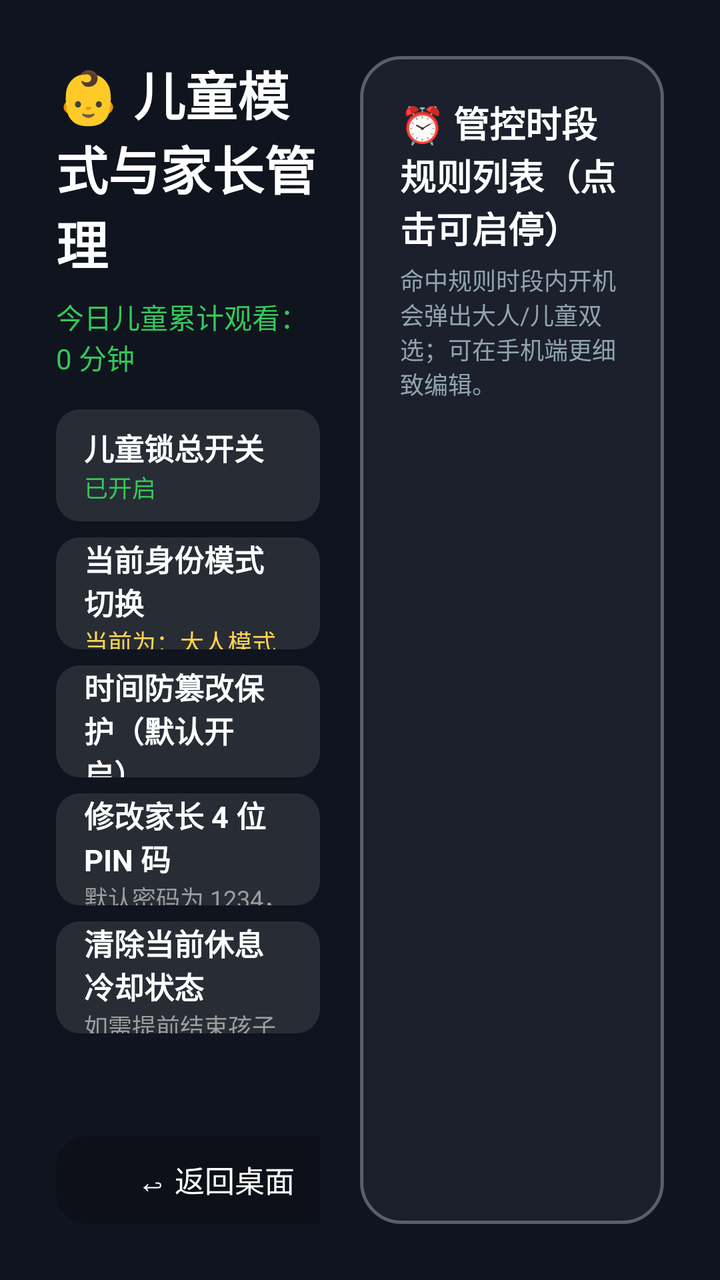
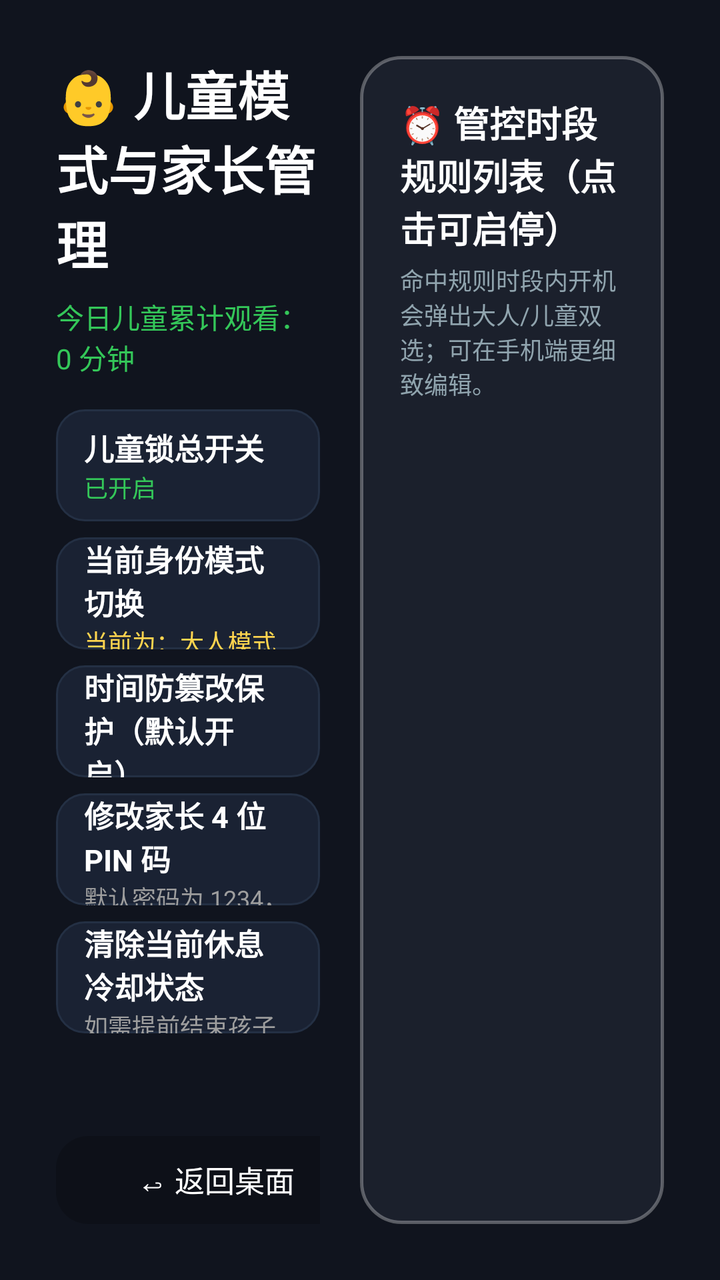

An Android layout rendered at two revisions. The XML below is the earlier revision; the diff shows what the commit changed to produce the second picture.
<!-- AndroidManifest.xml: activity theme android:Theme.NoTitleBar.Fullscreen -->
<!-- res/layout/activity_child_lock_settings.xml -->
<?xml version="1.0" encoding="utf-8"?>
<LinearLayout xmlns:android="http://schemas.android.com/apk/res/android"
    android:layout_width="match_parent"
    android:layout_height="match_parent"
    android:background="#FF10141E"
    android:orientation="horizontal"
    android:padding="28dp">

    
    <LinearLayout
        android:layout_width="0dp"
        android:layout_height="match_parent"
        android:layout_weight="1"
        android:orientation="vertical"
        android:paddingEnd="20dp">

        <TextView
            android:layout_width="wrap_content"
            android:layout_height="wrap_content"
            android:text="👶 儿童模式与家长管理"
            android:textColor="#FFFFFFFF"
            android:textSize="26sp"
            android:textStyle="bold" />

        <TextView
            android:id="@+id/tv_today_watched"
            android:layout_width="wrap_content"
            android:layout_height="wrap_content"
            android:layout_marginTop="8dp"
            android:text="今日儿童累计观看：0 分钟"
            android:textColor="#34C759"
            android:textSize="14sp" />

        <ScrollView
            android:layout_width="match_parent"
            android:layout_height="0dp"
            android:layout_marginTop="16dp"
            android:layout_weight="1"
            android:scrollbars="none">

            <LinearLayout
                android:layout_width="match_parent"
                android:layout_height="wrap_content"
                android:orientation="vertical">

                
                <LinearLayout
                    android:id="@+id/row_master_switch"
                    android:layout_width="match_parent"
                    android:layout_height="56dp"
                    android:background="@drawable/btn_menu_item"
                    android:focusable="true"
                    android:gravity="center_vertical"
                    android:orientation="vertical"
                    android:paddingStart="14dp"
                    android:paddingEnd="14dp"
                    android:layout_marginBottom="8dp">

                    <TextView
                        android:layout_width="wrap_content"
                        android:layout_height="wrap_content"
                        android:text="儿童锁总开关"
                        android:textColor="#FFFFFFFF"
                        android:textSize="15sp"
                        android:textStyle="bold" />

                    <TextView
                        android:id="@+id/tv_master_switch_status"
                        android:layout_width="wrap_content"
                        android:layout_height="wrap_content"
                        android:text="已开启"
                        android:textColor="#34C759"
                        android:textSize="12sp" />
                </LinearLayout>

                
                <LinearLayout
                    android:id="@+id/row_switch_mode"
                    android:layout_width="match_parent"
                    android:layout_height="56dp"
                    android:background="@drawable/btn_menu_item"
                    android:focusable="true"
                    android:gravity="center_vertical"
                    android:orientation="vertical"
                    android:paddingStart="14dp"
                    android:paddingEnd="14dp"
                    android:layout_marginBottom="8dp">

                    <TextView
                        android:layout_width="wrap_content"
                        android:layout_height="wrap_content"
                        android:text="当前身份模式切换"
                        android:textColor="#FFFFFFFF"
                        android:textSize="15sp"
                        android:textStyle="bold" />

                    <TextView
                        android:id="@+id/tv_current_mode_status"
                        android:layout_width="wrap_content"
                        android:layout_height="wrap_content"
                        android:text="当前为：大人模式"
                        android:textColor="#FFD54F"
                        android:textSize="12sp" />
                </LinearLayout>

                
                <LinearLayout
                    android:id="@+id/row_anti_tamper"
                    android:layout_width="match_parent"
                    android:layout_height="56dp"
                    android:background="@drawable/btn_menu_item"
                    android:focusable="true"
                    android:gravity="center_vertical"
                    android:orientation="vertical"
                    android:paddingStart="14dp"
                    android:paddingEnd="14dp"
                    android:layout_marginBottom="8dp">

                    <TextView
                        android:layout_width="wrap_content"
                        android:layout_height="wrap_content"
                        android:text="时间防篡改保护（默认开启）"
                        android:textColor="#FFFFFFFF"
                        android:textSize="15sp"
                        android:textStyle="bold" />

                    <TextView
                        android:id="@+id/tv_anti_tamper_status"
                        android:layout_width="wrap_content"
                        android:layout_height="wrap_content"
                        android:text="已开启（检测时间被回拨强制锁屏）"
                        android:textColor="#34C759"
                        android:textSize="12sp" />
                </LinearLayout>

                
                <LinearLayout
                    android:id="@+id/row_change_password"
                    android:layout_width="match_parent"
                    android:layout_height="56dp"
                    android:background="@drawable/btn_menu_item"
                    android:focusable="true"
                    android:gravity="center_vertical"
                    android:orientation="vertical"
                    android:paddingStart="14dp"
                    android:paddingEnd="14dp"
                    android:layout_marginBottom="8dp">

                    <TextView
                        android:layout_width="wrap_content"
                        android:layout_height="wrap_content"
                        android:text="修改家长 4 位 PIN 码"
                        android:textColor="#FFFFFFFF"
                        android:textSize="15sp"
                        android:textStyle="bold" />

                    <TextView
                        android:layout_width="wrap_content"
                        android:layout_height="wrap_content"
                        android:text="默认密码为 1234，点击修改"
                        android:textColor="#9E9E9E"
                        android:textSize="12sp" />
                </LinearLayout>

                
                <LinearLayout
                    android:id="@+id/row_reset_cooldown"
                    android:layout_width="match_parent"
                    android:layout_height="56dp"
                    android:background="@drawable/btn_menu_item"
                    android:focusable="true"
                    android:gravity="center_vertical"
                    android:orientation="vertical"
                    android:paddingStart="14dp"
                    android:paddingEnd="14dp"
                    android:layout_marginBottom="8dp">

                    <TextView
                        android:layout_width="wrap_content"
                        android:layout_height="wrap_content"
                        android:text="清除当前休息冷却状态"
                        android:textColor="#FFFFFFFF"
                        android:textSize="15sp"
                        android:textStyle="bold" />

                    <TextView
                        android:layout_width="wrap_content"
                        android:layout_height="wrap_content"
                        android:text="如需提前结束孩子休息时间可点此"
                        android:textColor="#9E9E9E"
                        android:textSize="12sp" />
                </LinearLayout>

            </LinearLayout>
        </ScrollView>

        <Button
            android:id="@+id/btn_close_settings"
            android:layout_width="160dp"
            android:layout_height="44dp"
            android:layout_marginTop="8dp"
            android:background="@drawable/emotn_card_bg"
            android:text="↩ 返回桌面"
            android:textColor="#FFFFFFFF"
            android:textSize="15sp"
            android:focusable="true" />
    </LinearLayout>

    
    <LinearLayout
        android:layout_width="0dp"
        android:layout_height="match_parent"
        android:layout_weight="1"
        android:orientation="vertical"
        android:background="@drawable/bg_menu_bubble"
        android:padding="20dp">

        <TextView
            android:layout_width="wrap_content"
            android:layout_height="wrap_content"
            android:text="⏰ 管控时段规则列表（点击可启停）"
            android:textColor="#FFFFFFFF"
            android:textSize="18sp"
            android:textStyle="bold" />

        <TextView
            android:layout_width="wrap_content"
            android:layout_height="wrap_content"
            android:layout_marginTop="4dp"
            android:text="命中规则时段内开机会弹出大人/儿童双选；可在手机端更细致编辑。"
            android:textColor="#90A4AE"
            android:textSize="12sp" />

        <ScrollView
            android:layout_width="match_parent"
            android:layout_height="0dp"
            android:layout_marginTop="14dp"
            android:layout_weight="1">

            <LinearLayout
                android:id="@+id/layout_rules_container"
                android:layout_width="match_parent"
                android:layout_height="wrap_content"
                android:orientation="vertical" />
        </ScrollView>
    </LinearLayout>

</LinearLayout>
<!-- resources referenced by this layout -->
<resources>
  <!-- drawable bg_menu_bubble (drawable) -->
  <?xml version="1.0" encoding="utf-8"?>
  <shape xmlns:android="http://schemas.android.com/apk/res/android"
      android:shape="rectangle">
      <solid android:color="#E61C222E" />
      <corners android:radius="20dp" />
      <stroke android:width="1.5dp" android:color="#4DFFFFFF" />
  </shape>
  <!-- drawable btn_menu_item (drawable) -->
  <?xml version="1.0" encoding="utf-8"?>
  <selector xmlns:android="http://schemas.android.com/apk/res/android">
      <item android:state_focused="true">
          <shape android:shape="rectangle">
              <solid android:color="#FFFFFFFF" />
              <corners android:radius="12dp" />
          </shape>
      </item>
      <item>
          <shape android:shape="rectangle">
              <solid android:color="#1AFFFFFF" />
              <corners android:radius="12dp" />
          </shape>
      </item>
  </selector>
  <!-- drawable emotn_card_bg (drawable) -->
  <?xml version="1.0" encoding="utf-8"?>
  <selector xmlns:android="http://schemas.android.com/apk/res/android">
      <item android:state_focused="true">
          <shape android:shape="rectangle">
              <solid android:color="#FFFFFFFF" />
              <corners android:radius="16dp" />
              <stroke android:width="3dp" android:color="#FFFFFFFF" />
          </shape>
      </item>
      <item>
          <shape android:shape="rectangle">
              <solid android:color="#33000000" />
              <corners android:radius="16dp" />
          </shape>
      </item>
  </selector>
</resources>

<!-- the commit's change to res/layout/activity_child_lock_settings.xml (unified diff, before → after) -->
@@ -48,7 +48,7 @@
                     android:id="@+id/row_master_switch"
                     android:layout_width="match_parent"
                     android:layout_height="56dp"
-                    android:background="@drawable/btn_menu_item"
+                    android:background="@drawable/settings_row_bg"
                     android:focusable="true"
                     android:gravity="center_vertical"
                     android:orientation="vertical"
@@ -78,7 +78,7 @@
                     android:id="@+id/row_switch_mode"
                     android:layout_width="match_parent"
                     android:layout_height="56dp"
-                    android:background="@drawable/btn_menu_item"
+                    android:background="@drawable/settings_row_bg"
                     android:focusable="true"
                     android:gravity="center_vertical"
                     android:orientation="vertical"
@@ -108,7 +108,7 @@
                     android:id="@+id/row_anti_tamper"
                     android:layout_width="match_parent"
                     android:layout_height="56dp"
-                    android:background="@drawable/btn_menu_item"
+                    android:background="@drawable/settings_row_bg"
                     android:focusable="true"
                     android:gravity="center_vertical"
                     android:orientation="vertical"
@@ -138,7 +138,7 @@
                     android:id="@+id/row_change_password"
                     android:layout_width="match_parent"
                     android:layout_height="56dp"
-                    android:background="@drawable/btn_menu_item"
+                    android:background="@drawable/settings_row_bg"
                     android:focusable="true"
                     android:gravity="center_vertical"
                     android:orientation="vertical"
@@ -167,7 +167,7 @@
                     android:id="@+id/row_reset_cooldown"
                     android:layout_width="match_parent"
                     android:layout_height="56dp"
-                    android:background="@drawable/btn_menu_item"
+                    android:background="@drawable/settings_row_bg"
                     android:focusable="true"
                     android:gravity="center_vertical"
                     android:orientation="vertical"
<!-- resource entries referenced after the edit -->
@@ -8,22 +8,6 @@
       <corners android:radius="20dp" />
       <stroke android:width="1.5dp" android:color="#4DFFFFFF" />
   </shape>
-  <!-- drawable btn_menu_item (drawable) -->
-  <?xml version="1.0" encoding="utf-8"?>
-  <selector xmlns:android="http://schemas.android.com/apk/res/android">
-      <item android:state_focused="true">
-          <shape android:shape="rectangle">
-              <solid android:color="#FFFFFFFF" />
-              <corners android:radius="12dp" />
-          </shape>
-      </item>
-      <item>
-          <shape android:shape="rectangle">
-              <solid android:color="#1AFFFFFF" />
-              <corners android:radius="12dp" />
-          </shape>
-      </item>
-  </selector>
   <!-- drawable emotn_card_bg (drawable) -->
   <?xml version="1.0" encoding="utf-8"?>
   <selector xmlns:android="http://schemas.android.com/apk/res/android">
@@ -41,5 +25,23 @@
           </shape>
       </item>
   </selector>
+  <!-- drawable settings_row_bg (drawable) -->
+  <?xml version="1.0" encoding="utf-8"?>
+  <selector xmlns:android="http://schemas.android.com/apk/res/android">
+      <item android:state_focused="true">
+          <shape android:shape="rectangle">
+              <solid android:color="#2A3B54" />
+              <corners android:radius="14dp" />
+              <stroke android:width="3dp" android:color="#FFFFFFFF" />
+          </shape>
+      </item>
+      <item>
+          <shape android:shape="rectangle">
+              <solid android:color="#1A2233" />
+              <corners android:radius="14dp" />
+              <stroke android:width="1dp" android:color="#243044" />
+          </shape>
+      </item>
+  </selector>
 </resources>
 
